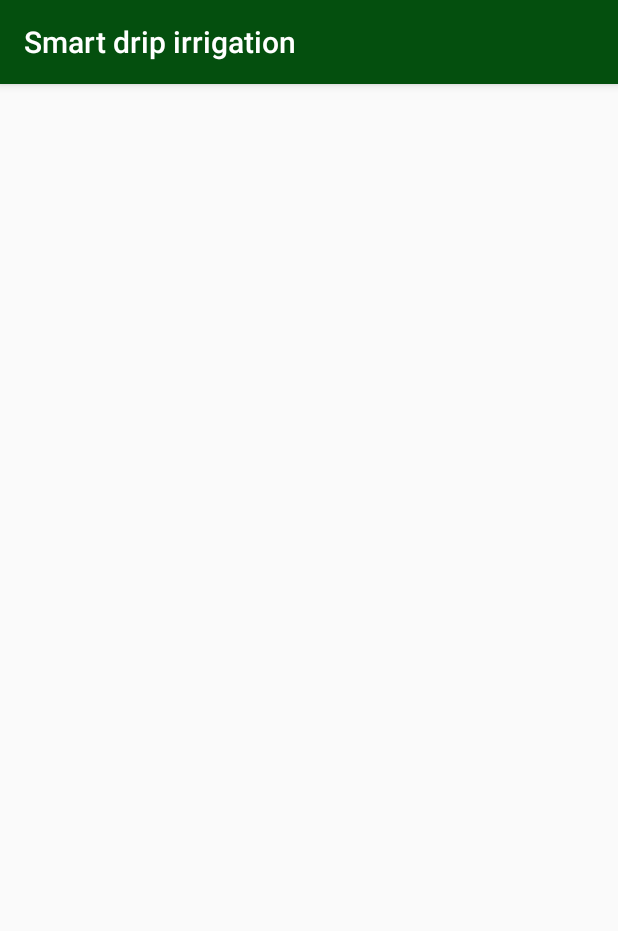
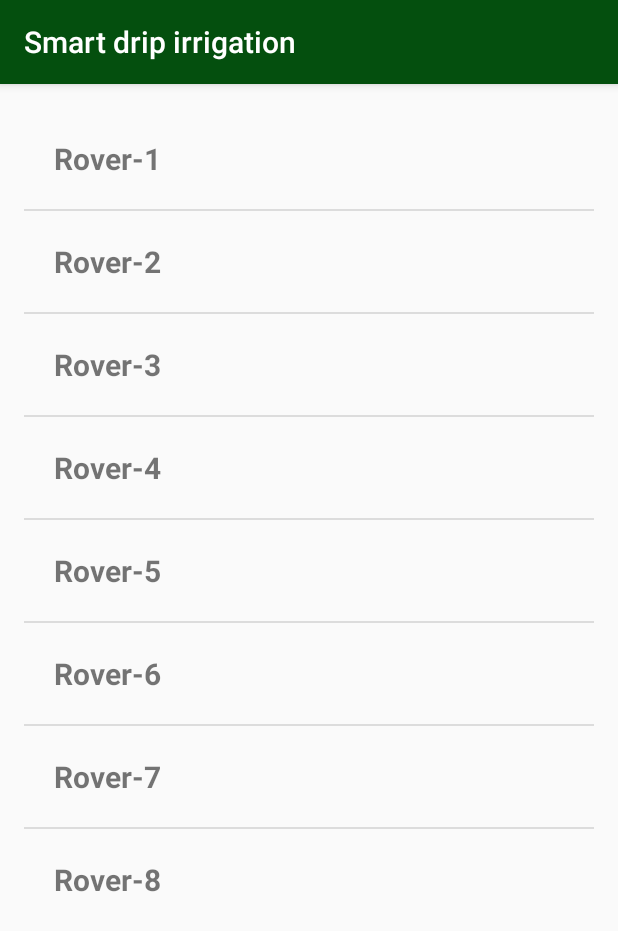
Before and after one commit to logaprakash/SmartDripIrrigation, an Android app: the viewRover screen opened directly, with no data from a screen before it, on a phone screen of 412 x 824 dp. Shown: the top 931 px of the screen. Run offline under Robolectric (Android 15) with nearby library versions, the phone set to English and light mode, and no system bars.

Commit message:
rover List added in view rover page

```diff
--- a/Android/app/src/main/res/layout/activity_view_rover.xml
+++ b/Android/app/src/main/res/layout/activity_view_rover.xml
@@ -9,5 +9,9 @@
     android:paddingRight="@dimen/activity_horizontal_margin"
     android:paddingTop="@dimen/activity_vertical_margin"
     tools:context="alpha.smartdripirrigation.viewRover">
-
+    <ListView
+        android:id="@+id/roverList"
+        android:layout_width="match_parent"
+        android:layout_height="wrap_content" >
+    </ListView>
 </RelativeLayout>
```
